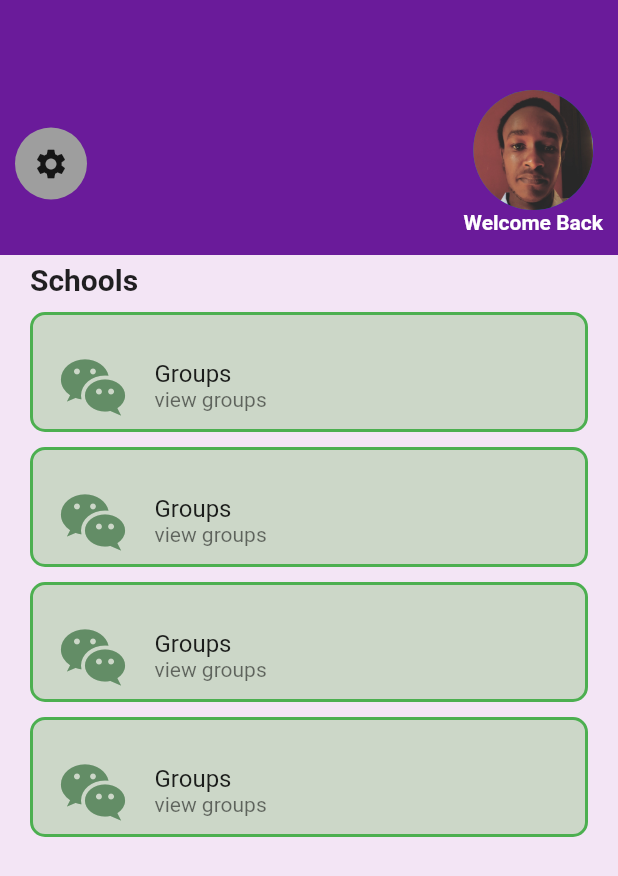
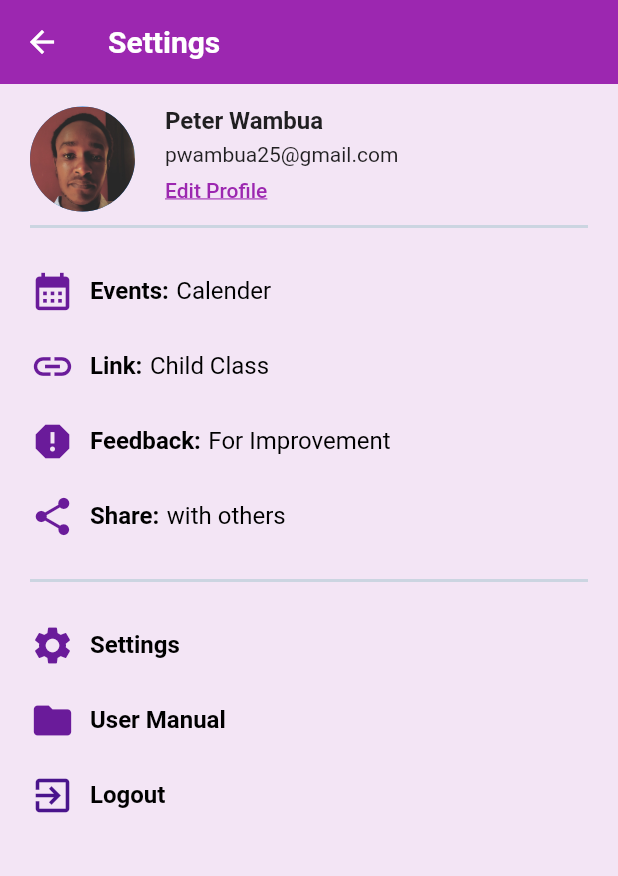
Before and after one commit to peterwambua-1998/chat_two, a Flutter app: the screen it shows after launch, after a tap on "Get Started", after a tap on the "settings" icon, on a phone screen of 412 x 824 dp. Shown: the top 876 px of the screen. Run offline on Flutter 3.47's test engine with Material 2 defaults, Android fonts, the phone set to English and light mode, and no system bars; our stand-ins replace cloud_firestore, firebase_auth, firebase_core, flutter_svg; accounts and stored records are empty.

Commit message:
Profile Edit Page

```diff
--- a/lib/pages/home.dart
+++ b/lib/pages/home.dart
@@ -5,6 +5,7 @@ import 'package:flutter_firebase_chat/pages/levels.dart';
 import 'package:flutter_firebase_chat/pages/profile.dart';
 import 'package:flutter_firebase_chat/services/auth_service.dart';
 import 'package:provider/provider.dart';
+import 'package:flutter_firebase_chat/pages/settings.dart';
 
 class Home extends StatefulWidget {
   const Home({super.key, required this.user});
@@ -45,13 +46,20 @@ class HomeState extends State<Home> {
                       decoration: const BoxDecoration(
                           color: Colors.grey, shape: BoxShape.circle),
                       child: IconButton(
-                          onPressed: () {}, icon: const Icon(Icons.settings)),
+                          onPressed: () {
+                            Navigator.push(
+                              context,
+                              MaterialPageRoute(
+                                  builder: (context) => Settings()));
+                          },
+                          icon: const Icon(Icons.settings)
+                        ),
                     ),
 
                   ],
                 ),
-                const Column(
-                  children: [
+                Column(
+                  children: const [
                     SizedBox(
                       height: 80,
                       width: 80,
--- /dev/null
+++ b/lib/pages/settings.dart
@@ -0,0 +1,253 @@
+import 'package:flutter/material.dart';
+import 'package:flutter_firebase_chat/pages/edit_profile.dart';
+
+class Settings extends StatefulWidget {
+  const Settings({super.key});
+
+  @override
+  State<Settings> createState() => _SettingsState();
+}
+
+class _SettingsState extends State<Settings> {
+  @override
+  Widget build(BuildContext context) {
+    return Scaffold(
+      backgroundColor: Colors.purple[50],
+      appBar: AppBar(
+        backgroundColor: Colors.purple[500],
+        elevation: 0.0,
+        title: const Text(
+          'Settings',
+          style: TextStyle(fontWeight: FontWeight.bold),
+        ),
+      ),
+      body: Padding(
+        padding: EdgeInsets.fromLTRB(20, 15, 20, 0),
+        child: Column(
+          children: <Widget>[
+            Row(
+              crossAxisAlignment: CrossAxisAlignment.start,
+              children: <Widget>[
+                const Padding(
+                  padding: EdgeInsets.fromLTRB(0, 0, 20, 0),
+                  child: SizedBox(
+                    height: 70,
+                    width: 70,
+                    child: CircleAvatar(
+                      backgroundImage: const AssetImage('assets/profile.jpg'),
+                      radius: 48,
+                    ),
+                  ),
+                ),
+                Column(
+                  crossAxisAlignment: CrossAxisAlignment.start,
+                  children: [
+                    const Text(
+                      'Peter Wambua',
+                      style:
+                          TextStyle(fontWeight: FontWeight.bold, fontSize: 16),
+                    ),
+                    const SizedBox(height: 5),
+                    const Text(
+                      'pwambua25@gmail.com',
+                    ),
+                    TextButton(
+                        onPressed: () {
+                           Navigator.push(
+                              context,
+                              MaterialPageRoute(
+                                  builder: (context) => EditProfile()));
+                        },
+                        style: ButtonStyle(
+                            padding: MaterialStateProperty.all(EdgeInsets.zero),
+                            visualDensity: VisualDensity(vertical: -4)),
+                        child: const Text(
+                          'Edit Profile',
+                          style: TextStyle(
+                              color: Colors.purple,
+                              decoration: TextDecoration.underline),
+                        ))
+                  ],
+                ),
+              ],
+            ),
+            const Divider(
+              thickness: 2,
+              color: Color.fromRGBO(203, 213, 225, 1),
+            ),
+
+            const SizedBox(height: 20),
+
+            Row(
+              children: [
+                Icon(
+                  Icons.calendar_month,
+                  color: Colors.purple[800],
+                  size: 30,
+                ),
+                const SizedBox(width: 10),
+                const Text(
+                  'Events:',
+                  style: TextStyle(
+                      color: Colors.black,
+                      fontWeight: FontWeight.bold,
+                      fontSize: 16),
+                ),
+                const SizedBox(width: 5),
+                const Text(
+                  'Calender',
+                  style: TextStyle(color: Colors.black, fontSize: 16),
+                ),
+              ],
+            ),
+
+            const SizedBox(height: 20),
+
+            Row(
+              children: [
+                Icon(
+                  Icons.link,
+                  color: Colors.purple[800],
+                  size: 30,
+                ),
+                const SizedBox(width: 10),
+                const Text(
+                  'Link:',
+                  style: TextStyle(
+                      color: Colors.black,
+                      fontWeight: FontWeight.bold,
+                      fontSize: 16),
+                ),
+                const SizedBox(width: 5),
+                const Text(
+                  'Child Class',
+                  style: TextStyle(color: Colors.black, fontSize: 16),
+                ),
+              ],
+            ),
+
+
+            const SizedBox(height: 20),
+
+            Row(
+              children: [
+                Icon(
+                  Icons.report,
+                  color: Colors.purple[800],
+                  size: 30,
+                ),
+                const SizedBox(width: 10),
+                const Text(
+                  'Feedback:',
+                  style: TextStyle(
+                      color: Colors.black,
+                      fontWeight: FontWeight.bold,
+                      fontSize: 16),
+                ),
+                const SizedBox(width: 5),
+                const Text(
+                  'For Improvement',
+                  style: TextStyle(color: Colors.black, fontSize: 16),
+                ),
+              ],
+            ),
+
+            const SizedBox(height: 20),
+
+            Row(
+              children: [
+                Icon(
+                  Icons.share,
+                  color: Colors.purple[800],
+                  size: 30,
+                ),
+                const SizedBox(width: 10),
+                const Text(
+                  'Share:',
+                  style: TextStyle(
+                      color: Colors.black,
+                      fontWeight: FontWeight.bold,
+                      fontSize: 16),
+                ),
+                const SizedBox(width: 5),
+                const Text(
+                  'with others',
+                  style: TextStyle(color: Colors.black, fontSize: 16),
+                ),
+              ],
+            ),
+
+            const SizedBox(height: 20),
+
+            const Divider(
+              thickness: 2,
+              color: Color.fromRGBO(203, 213, 225, 1),
+            ),
+
+            const SizedBox(height: 20),
+
+            Row(
+              children: [
+                Icon(
+                  Icons.settings,
+                  color: Colors.purple[800],
+                  size: 30,
+                ),
+                const SizedBox(width: 10),
+                const Text(
+                  'Settings',
+                  style: TextStyle(
+                      color: Colors.black,
+                      fontWeight: FontWeight.bold,
+                      fontSize: 16),
+                ),
+
+              ],
+            ),
+
+            const SizedBox(height: 20),
+
+            Row(
+              children: [
+                Icon(
+                  Icons.folder,
+                  color: Colors.purple[800],
+                  size: 30,
+                ),
+                const SizedBox(width: 10),
+                const Text(
+                  'User Manual',
+                  style: TextStyle(
+                      color: Colors.black,
+                      fontWeight: FontWeight.bold,
+                      fontSize: 16),
+                ),
+              ],
+            ),
+
+            const SizedBox(height: 20),
+
+            Row(
+              children: [
+                Icon(
+                  Icons.exit_to_app,
+                  color: Colors.purple[900],
+                  size: 30,
+                ),
+                const SizedBox(width: 10),
+                const Text(
+                  'Logout',
+                  style: TextStyle(
+                      color: Colors.black,
+                      fontWeight: FontWeight.bold,
+                      fontSize: 16),
+                ),
+              ],
+            ),
+
+          ],
+        ),
+      ),
+    );
+  }
+}
```
Also changed, not shown: lib/pages/edit_profile.dart (added, +193 -0 lines), pubspec.lock.
